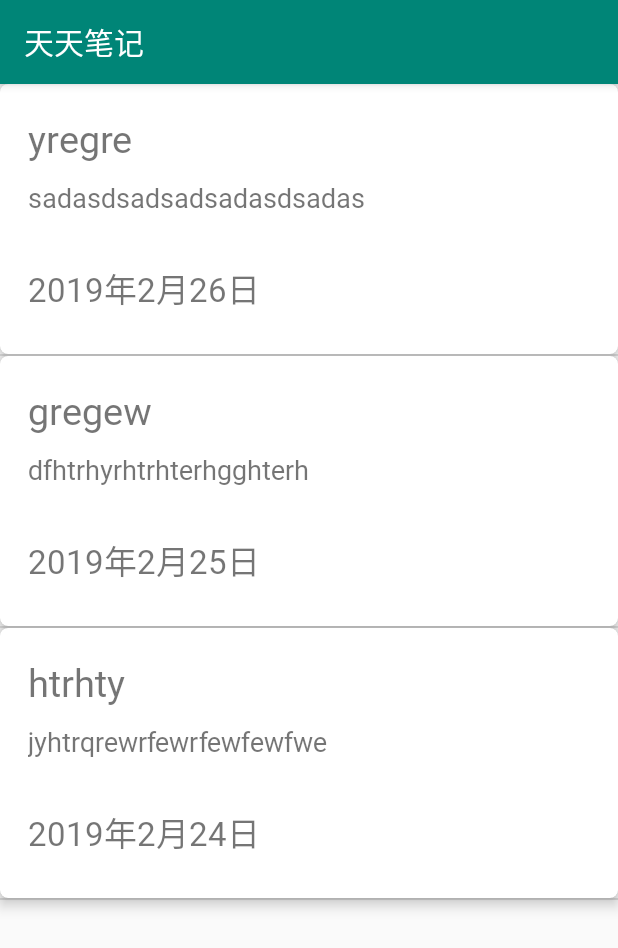
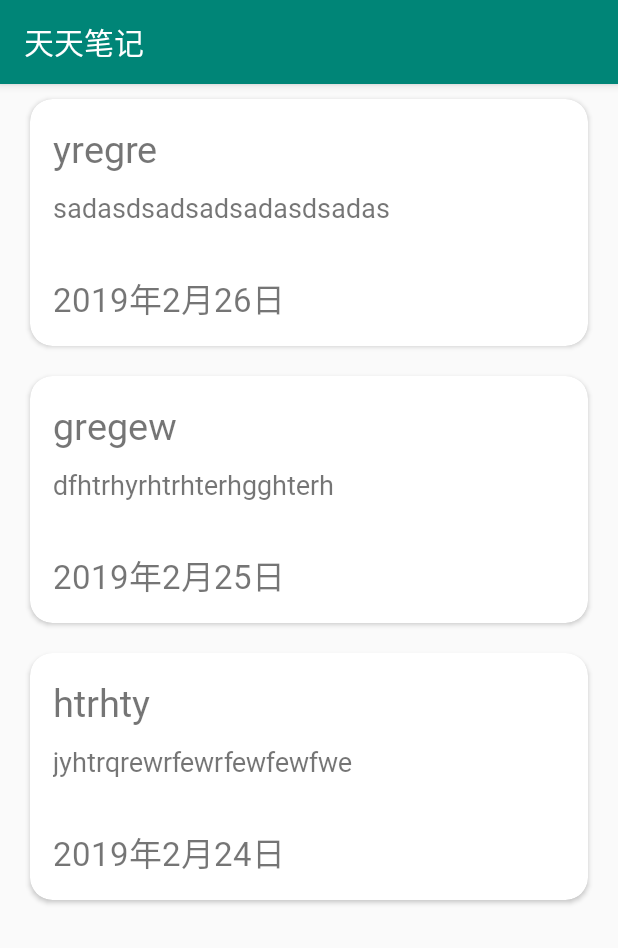
Before and after one commit to 0Kirby/ProgressNote, an Android app: the MainActivity screen opened directly, with no data from a screen before it, on a phone screen of 412 x 824 dp. Shown: the top 948 px of the screen. Run offline under Robolectric (Android 15) with nearby library versions, the phone set to English and light mode, and no system bars.

Commit message:
listView->recyclerView 更改data_item.xml，使cardView正常显示

```diff
--- a/app/src/main/java/com/xqjtqy/progressnote/DataAdapter.java
+++ b/app/src/main/java/com/xqjtqy/progressnote/DataAdapter.java
@@ -1,10 +1,12 @@
 package com.xqjtqy.progressnote;
 
 import android.content.Context;
+import android.content.Intent;
 import android.support.annotation.DrawableRes;
 import android.support.annotation.NonNull;
 import android.support.annotation.Nullable;
 import android.support.v7.widget.CardView;
+import android.support.v7.widget.RecyclerView;
 import android.view.LayoutInflater;
 import android.view.View;
 import android.view.ViewGroup;
@@ -12,58 +14,63 @@ import android.widget.ArrayAdapter;
 import android.widget.ImageView;
 import android.widget.TextView;
 
+import org.w3c.dom.Text;
+
 import java.util.List;
 
-public class DataAdapter extends ArrayAdapter {
+public class DataAdapter extends RecyclerView.Adapter<DataAdapter.ViewHolder> {
 
-    private int resourceId;
+    private List<DataItem> mDataItemList;
 
-    public DataAdapter(Context context, int textViewResourceId, List<DataItem>objects){
-        super(context,textViewResourceId,objects);
-        resourceId=textViewResourceId;
+    static class ViewHolder extends RecyclerView.ViewHolder{
+        View dataView;
+        TextView title;
+        TextView body;
+        TextView date;
+
+        public ViewHolder(View view){
+            super(view);
+            dataView=view;
+            title=view.findViewById(R.id.title);
+            body=view.findViewById(R.id.body);
+            date=view.findViewById(R.id.date);
+        }
+    }
+
+    public DataAdapter(List<DataItem> dataItemList){
+        mDataItemList=dataItemList;
     }
 
     @NonNull
     @Override
-    public View getView(int position, @Nullable View convertView,
-                        @NonNull ViewGroup parent) {
-        DataItem dataItem= (DataItem) getItem(position);
-        View view;
-        ViewHolder viewHolder;
-        if(convertView==null){
-            view= LayoutInflater.from(getContext()).inflate(
-                    resourceId,parent,false);
-            viewHolder=new ViewHolder();
-            viewHolder.cardView=view.findViewById(R.id.cardView);
-            viewHolder.title=view.findViewById(R.id.title);
-            viewHolder.body=view.findViewById(R.id.body);
-            viewHolder.date=view.findViewById(R.id.date);
-            view.setTag(viewHolder);
-        }else{
-            view=convertView;
-            viewHolder= (ViewHolder) view.getTag();
-
-        }
-
-        //设置图片圆角的半径大小
-        viewHolder.cardView.setRadius(8);
-        //设置阴影部分大小
-        viewHolder.cardView.setCardElevation(8);
-        //设置图片距离阴影大小
-        viewHolder.cardView.setContentPadding(5,5,5,5);
-
-        viewHolder.title.setText(dataItem.getTitle());
-        viewHolder.body.setText(dataItem.getBody());
-        viewHolder.date.setText(dataItem.getDate());
-
-        return view;
+    public ViewHolder onCreateViewHolder(@NonNull ViewGroup parent, int viewType) {
+        View view=LayoutInflater.from(parent.getContext())
+                .inflate(R.layout.data_item, parent, false);
+        final ViewHolder holder=new ViewHolder(view);
+        holder.dataView.setOnClickListener(new View.OnClickListener(){
+            @Override
+            public void onClick(View v){
+                int position=holder.getAdapterPosition();
+                DataItem dataItem=mDataItemList.get(position);
+                Intent intent=new Intent(v.getContext(),EditingActivity.class);
+                //启动EditingActivity
+                v.getContext().startActivity(intent);
+            }
+        });
+        return holder;
     }
 
-    class ViewHolder{
-        CardView cardView;
-        TextView title;
-        TextView body;
-        TextView date;
+    @Override
+    public void onBindViewHolder(ViewHolder holder, int position){
+        DataItem dataItem=mDataItemList.get(position);
+        holder.title.setText(dataItem.getTitle());
+        holder.body.setText(dataItem.getBody());
+        holder.date.setText(dataItem.getDate());
+    }
+
+    @Override
+    public int getItemCount(){
+        return mDataItemList.size();
     }
 
 }
--- a/app/src/main/java/com/xqjtqy/progressnote/MainActivity.java
+++ b/app/src/main/java/com/xqjtqy/progressnote/MainActivity.java
@@ -6,10 +6,13 @@ import android.database.sqlite.SQLiteDatabase;
 import android.support.v7.app.AppCompatActivity;
 import android.os.Bundle;
 import android.support.v7.widget.CardView;
+import android.support.v7.widget.LinearLayoutManager;
+import android.support.v7.widget.RecyclerView;
 import android.util.Log;
 import android.view.View;
 import android.widget.AdapterView;
 import android.widget.ArrayAdapter;
+import android.widget.LinearLayout;
 import android.widget.ListView;
 
 import com.xqjtqy.progressnote.db.MyDatabaseHelper;
@@ -20,7 +23,7 @@ import java.util.List;
 public class MainActivity extends AppCompatActivity {
 
     private List<DataItem> dataList=new ArrayList<>();
-    private ListView listView;
+    private RecyclerView recyclerView;
     private Cursor cursor;
     private DataAdapter dataAdapter;
 
@@ -33,20 +36,11 @@ public class MainActivity extends AppCompatActivity {
         super.onCreate(savedInstanceState);
         setContentView(R.layout.activity_main);
 
-        listView=(ListView)findViewById(R.id.listView);
-        dataAdapter=new DataAdapter(MainActivity.this,
-                R.layout.data_item,dataList);
-        listView.setAdapter(dataAdapter);
-
-        listView.setOnItemClickListener(new AdapterView.OnItemClickListener() {
-            @Override
-            public void onItemClick(AdapterView<?>parent,View view,
-                                    int position,long id){
-                Intent it=new Intent(getApplicationContext(),EditingActivity.class);
-                //启动MainActivity
-                startActivity(it);
-            }
-        });
+        RecyclerView recyclerView=(RecyclerView)findViewById(R.id.recyclerView);
+        LinearLayoutManager layoutManager=new LinearLayoutManager(this);
+        recyclerView.setLayoutManager(layoutManager);
+        DataAdapter adapter=new DataAdapter(dataList);
+        recyclerView.setAdapter(adapter);
 
         dbHelper = new MyDatabaseHelper(this,
                 "Note.db", null, 1);
--- a/app/src/main/res/layout/activity_main.xml
+++ b/app/src/main/res/layout/activity_main.xml
@@ -1,14 +1,13 @@
 <?xml version="1.0" encoding="utf-8"?>
 <LinearLayout
     xmlns:android="http://schemas.android.com/apk/res/android"
-    xmlns:app="http://schemas.android.com/apk/res-auto"
     android:layout_width="match_parent"
     android:layout_height="match_parent">
 
-    <ListView
-        android:id="@+id/listView"
+    <android.support.v7.widget.RecyclerView
+        android:id="@+id/recyclerView"
         android:layout_width="match_parent"
         android:layout_height="match_parent">
-    </ListView>
+    </android.support.v7.widget.RecyclerView>
 
 </LinearLayout>
--- a/app/src/main/res/layout/data_item.xml
+++ b/app/src/main/res/layout/data_item.xml
@@ -1,21 +1,22 @@
 <?xml version="1.0" encoding="utf-8"?>
-<android.support.v7.widget.CardView
+<LinearLayout
     xmlns:android="http://schemas.android.com/apk/res/android"
     xmlns:app="http://schemas.android.com/apk/res-auto"
-    android:id="@+id/cardView"
-    app:cardCornerRadius="8dp"
-    app:cardElevation="5dp"
     android:layout_width="match_parent"
-    android:layout_height="180dp"
-    android:layout_margin="10dp">
-    <LinearLayout
-        android:orientation="horizontal"
-        android:layout_width="wrap_content"
-        android:layout_height="match_parent">
+    android:layout_height="wrap_content">
+    <android.support.v7.widget.CardView
+        android:id="@+id/cardView"
+        app:cardCornerRadius="15dp"
+        android:layout_width="match_parent"
+        android:layout_height="wrap_content"
+        android:layout_marginTop="10dp"
+        android:layout_marginBottom="10dp"
+        android:layout_marginLeft="20dp"
+        android:layout_marginRight="20dp">
         <LinearLayout
             android:layout_width="wrap_content"
             android:layout_height="match_parent"
-            android:layout_margin="15dp"
+            android:padding="15dp"
             android:orientation="vertical">
             <TextView
                 android:id="@+id/title"
@@ -39,5 +40,5 @@
                 android:textSize="22dp"
                 android:text="@string/date"/>
         </LinearLayout>
-    </LinearLayout>
-</android.support.v7.widget.CardView>
+    </android.support.v7.widget.CardView>
+</LinearLayout>
```
